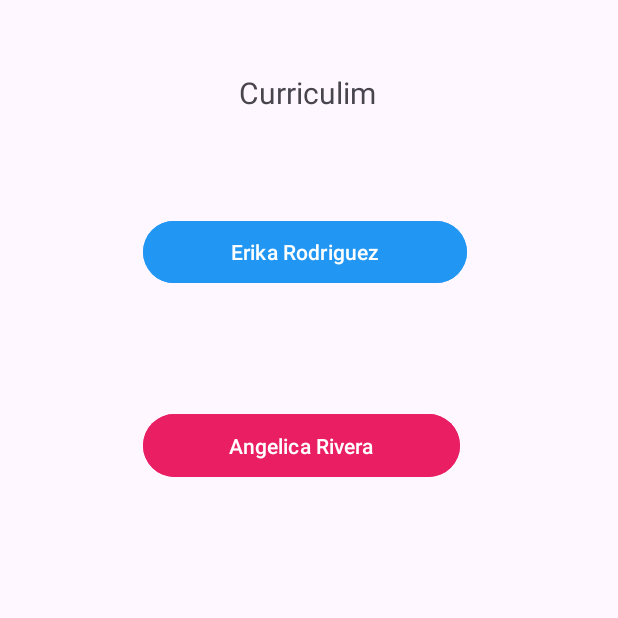
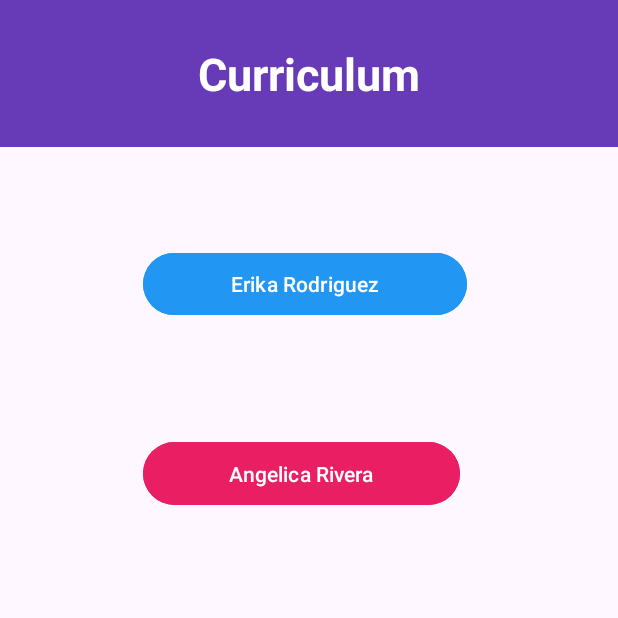
Before and after one commit to EmberBuhaj/curriculums, an Android app: the screen it shows after launch (MainActivity), on a phone screen of 412 x 824 dp, the top half of it. Run offline under Robolectric (Android 15) with nearby library versions, the phone set to English and light mode, and no system bars.

Commit message:
Se agregaron las actividades para cada curriculo

```diff
--- a/app/src/main/java/com/example/curriculumproyecto/MainActivity.java
+++ b/app/src/main/java/com/example/curriculumproyecto/MainActivity.java
@@ -2,7 +2,9 @@ package com.example.curriculumproyecto;
 
 import androidx.appcompat.app.AppCompatActivity;
 
+import android.content.Intent;
 import android.os.Bundle;
+import android.view.View;
 import android.widget.Button;
 import android.widget.TextView;
 
@@ -15,9 +17,22 @@ public class MainActivity extends AppCompatActivity {
         super.onCreate(savedInstanceState);
         setContentView(R.layout.activity_main);
 
-
         button1 = (Button) findViewById(R.id.button1);
+        button1.setOnClickListener(new View.OnClickListener() {
+            @Override
+            public void onClick(View v) {
+                Intent intent = new Intent(getApplicationContext(), C345618.class);
+                startActivity(intent);
+            }
+        });
         button2 = (Button) findViewById(R.id.button2);
+        button2.setOnClickListener(new View.OnClickListener() {
+            @Override
+            public void onClick(View v) {
+                Intent intent = new Intent(getApplicationContext(), C345541.class);
+                startActivity(intent);
+            }
+        });
 
     }
 
--- a/app/src/main/res/layout/activity_main.xml
+++ b/app/src/main/res/layout/activity_main.xml
@@ -5,6 +5,26 @@
     android:layout_width="match_parent"
     android:layout_height="match_parent"
     tools:context=".MainActivity">
+
+    <TextView
+        android:id="@+id/textView"
+        android:layout_width="0dp"
+        android:layout_height="98dp"
+        android:background="#673AB7"
+        android:gravity="center_horizontal|center_vertical"
+        android:selectAllOnFocus="false"
+        android:text="Curriculum"
+        android:textAlignment="center"
+        android:textAllCaps="false"
+        android:textColor="#FFFFFF"
+        android:textSize="30sp"
+        android:textStyle="bold"
+        app:layout_constraintBottom_toBottomOf="parent"
+        app:layout_constraintEnd_toEndOf="parent"
+        app:layout_constraintHorizontal_bias="0.0"
+        app:layout_constraintStart_toStartOf="parent"
+        app:layout_constraintTop_toTopOf="parent"
+        app:layout_constraintVertical_bias="0.0" />
 
     <Button
         android:id="@+id/button1"
@@ -33,18 +53,4 @@
         app:layout_constraintTop_toBottomOf="@+id/button1"
         app:layout_constraintVertical_bias="0.137" />
 
-    <TextView
-        android:id="@+id/textView"
-        android:layout_width="174dp"
-        android:layout_height="26dp"
-        android:text="Curriculim"
-        android:textAlignment="center"
-        android:textAllCaps="false"
-        android:textSize="20sp"
-        app:layout_constraintBottom_toBottomOf="parent"
-        app:layout_constraintEnd_toEndOf="parent"
-        app:layout_constraintHorizontal_bias="0.497"
-        app:layout_constraintStart_toStartOf="parent"
-        app:layout_constraintTop_toTopOf="parent"
-        app:layout_constraintVertical_bias="0.06" />
 </androidx.constraintlayout.widget.ConstraintLayout>
```
Also changed, not shown: app/src/main/AndroidManifest.xml (+11 -3 lines), app/src/main/java/com/example/curriculumproyecto/C345541.java (added, +20 -0 lines), app/src/main/java/com/example/curriculumproyecto/C345618.java (added, +19 -0 lines), app/src/main/res/layout/activity_c345541.xml (added, +17 -0 lines), app/src/main/res/layout/activity_c345618.xml (added, +17 -0 lines).
